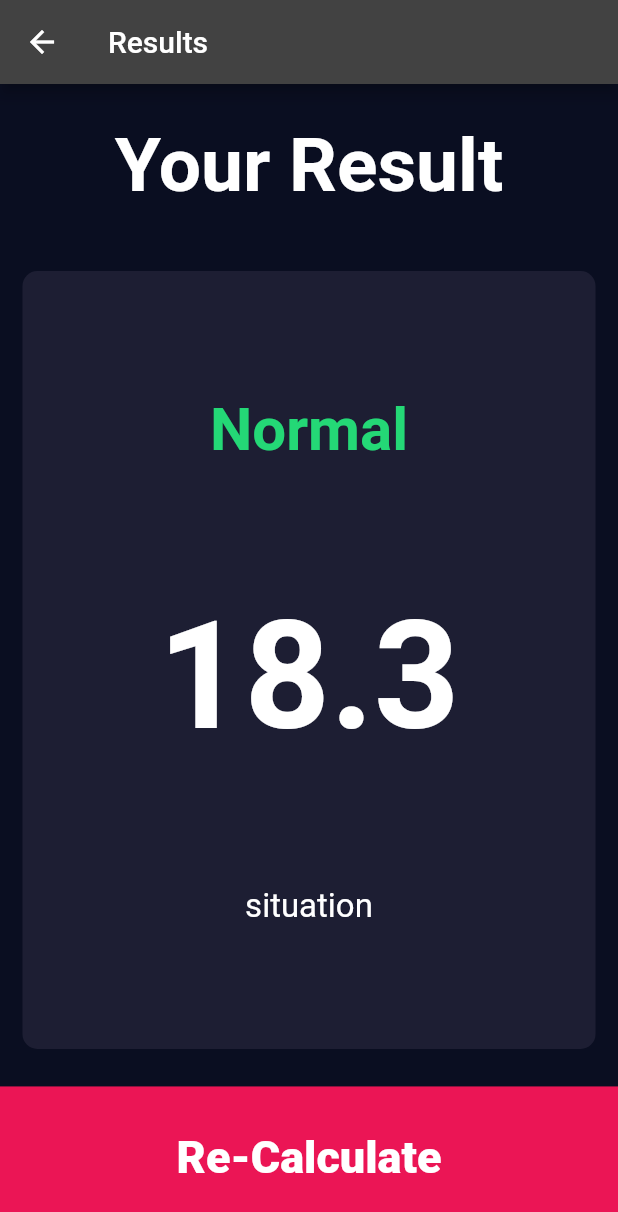
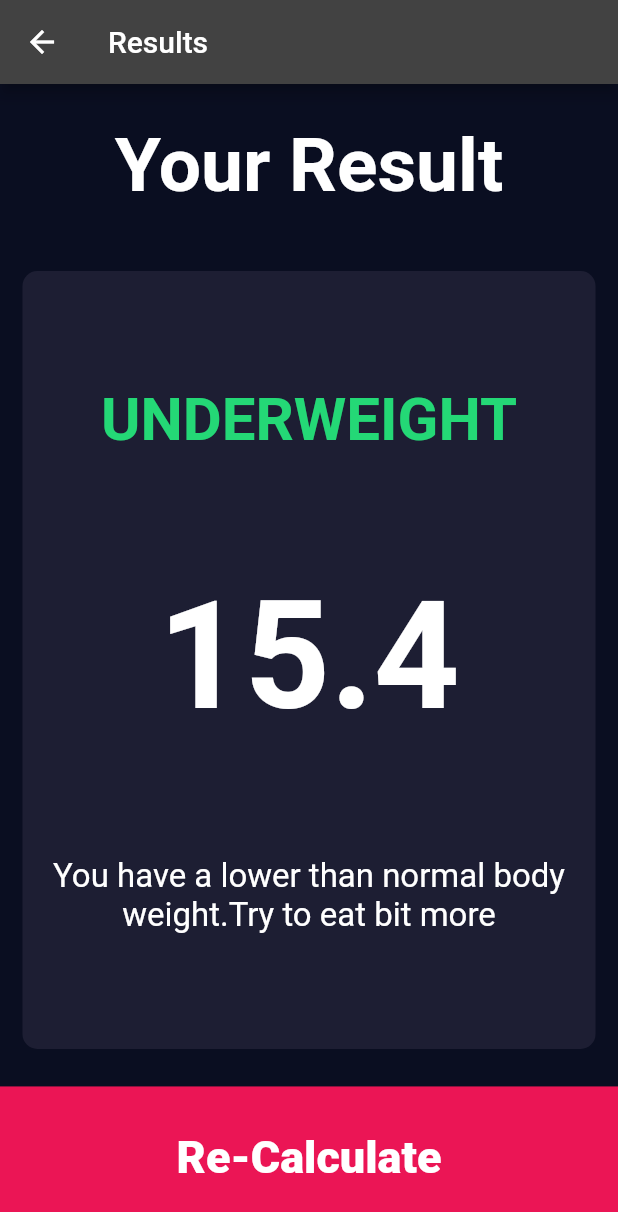
Before and after one commit to hamzarehmandeveloper/Personal_Projects, a Flutter app: the screen it shows after launch, after a tap on "Calculate", on a phone screen of 412 x 824 dp. Shown: the top 1212 px of the screen. Run offline on Flutter 3.47's test engine with Material 2 defaults, Android fonts, the phone set to English and light mode, and no system bars; our stand-ins replace font_awesome_flutter.

Commit message:
application completed

```diff
--- a/BMIcalculator/lib/calculatorBrain.dart
+++ b/BMIcalculator/lib/calculatorBrain.dart
@@ -0,0 +1,33 @@
+import 'dart:math';
+
+class CalculatorBrain {
+  CalculatorBrain({required this.height, required this.weight});
+  final int height;
+  final int weight;
+  double _bmi = 0;
+
+  String CalculateBMI() {
+    _bmi = (weight / pow(height / 100, 2));
+    return _bmi.toStringAsFixed(1);
+  }
+
+  String getRusult() {
+    if (_bmi >= 25) {
+      return 'Overweight';
+    } else if (_bmi > 18.5) {
+      return 'Normal';
+    } else {
+      return 'Underweight';
+    }
+  }
+
+  String getInterpretation() {
+    if (_bmi >= 25) {
+      return 'You have a higher than normal body weight.Try to do more Exercise';
+    } else if (_bmi > 18.5) {
+      return 'You have a normal body weight.Good job!';
+    } else {
+      return 'You have a lower than normal body weight.Try to eat bit more';
+    }
+  }
+}
--- a/BMIcalculator/lib/inputpage.dart
+++ b/BMIcalculator/lib/inputpage.dart
@@ -3,6 +3,7 @@ import 'container.dart';
 import 'IconText.dart';
 import 'constants.dart';
 import 'resultFile.dart';
+import 'calculatorBrain.dart';
 import 'package:font_awesome_flutter/font_awesome_flutter.dart';
 
 
@@ -211,7 +212,12 @@ class _inputpageState extends State<inputpage> {
           ),
           GestureDetector(
             onTap: () {
-                Navigator.push(context, MaterialPageRoute(builder: (context)=>ResultPage()));
+               CalculatorBrain calc=CalculatorBrain(height: height, weight: weight);
+                Navigator.push(context, MaterialPageRoute(builder: (context)=>ResultPage(
+                  bmiresult: calc.CalculateBMI(),
+                  resulttext: calc.getRusult(),
+                  interpretation: calc.getInterpretation(),
+                )));
             },
             child: Container(
               margin: EdgeInsets.only(top: 10.0),
--- a/BMIcalculator/lib/resultFile.dart
+++ b/BMIcalculator/lib/resultFile.dart
@@ -5,6 +5,14 @@ import 'inputpage.dart';
 
 
 class ResultPage extends StatelessWidget {
+  ResultPage(
+      {required this.bmiresult, required this.resulttext, required this.interpretation,});
+
+  final String bmiresult;
+  final String resulttext;
+  final String interpretation;
+
+
   @override
   Widget build(BuildContext context) {
     return Scaffold(
@@ -36,15 +44,15 @@ class ResultPage extends StatelessWidget {
                 crossAxisAlignment: CrossAxisAlignment.center,
                 children: <Widget>[
                   Text(
-                    'Normal',
+                    resulttext.toUpperCase(),
                     style: kResultTextStyle,
                   ),
                   Text(
-                    '18.3',
+                    bmiresult,
                     style: kBMITextStyle,
                   ),
                   Text(
-                    'situation',
+                    interpretation,
                     textAlign: TextAlign.center,
                     style:  TextStyle(
                       fontSize: 22.0,
```
